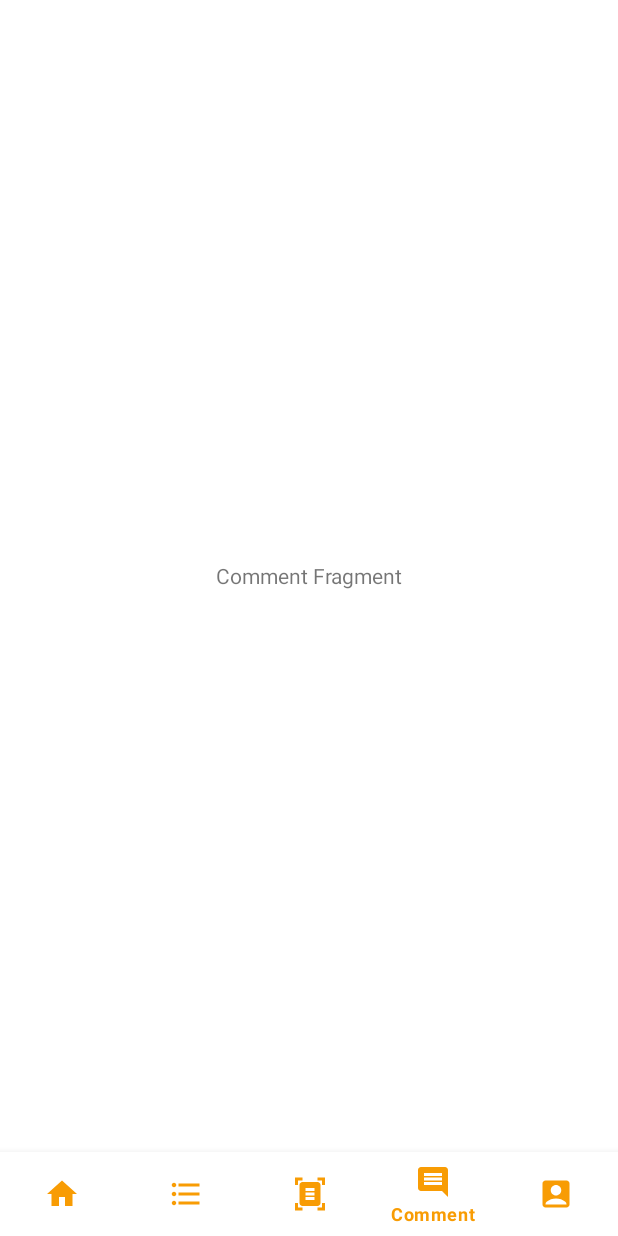
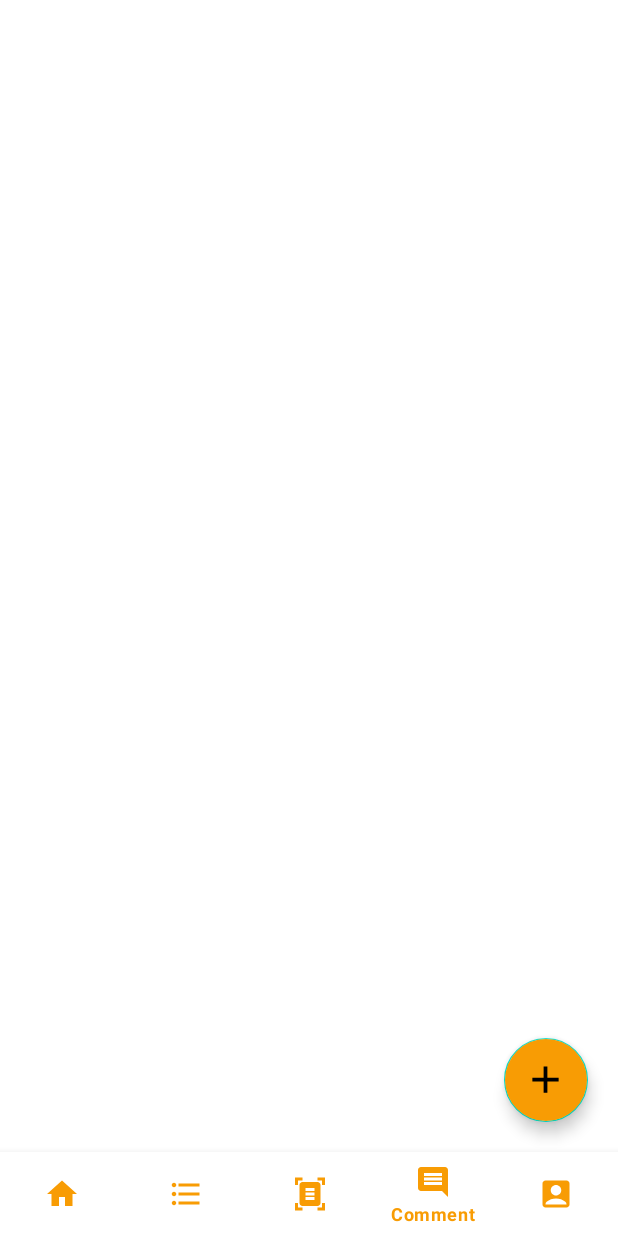
Before and after one commit to Deepraj99/Bhojnalya, an Android app: the screen it shows after launch once a user with an empty profile is signed in (MainActivity), item 4 of the bottom bar chosen, on a phone screen of 412 x 824 dp. Run offline under Robolectric (Android 15) with nearby library versions, the phone set to English and light mode, and no system bars; our stand-ins replace Firebase (no records; nobody signed in at launch, a user with empty details on screens opened directly).

Commit message:
uploaded comment on firebase

```diff
--- a/app/build.gradle
+++ b/app/build.gradle
@@ -40,6 +40,7 @@ dependencies {
     implementation 'com.google.android.material:material:1.7.0'
     implementation 'androidx.constraintlayout:constraintlayout:2.1.4'
     implementation 'com.google.firebase:firebase-auth:21.1.0'
+    implementation 'com.google.firebase:firebase-firestore:24.4.0'
     testImplementation 'junit:junit:4.13.2'
     androidTestImplementation 'androidx.test.ext:junit:1.1.3'
     androidTestImplementation 'androidx.test.espresso:espresso-core:3.4.0'
--- a/app/src/main/java/com/example/bhojnalya/CommentFragment.java
+++ b/app/src/main/java/com/example/bhojnalya/CommentFragment.java
@@ -1,5 +1,6 @@
 package com.example.bhojnalya;
 
+import android.content.Intent;
 import android.os.Bundle;
 
 import androidx.fragment.app.Fragment;
@@ -8,57 +9,19 @@ import android.view.LayoutInflater;
 import android.view.View;
 import android.view.ViewGroup;
 
-/**
- * A simple {@link Fragment} subclass.
- * Use the {@link CommentFragment#newInstance} factory method to
- * create an instance of this fragment.
- */
+import com.google.android.material.floatingactionbutton.FloatingActionButton;
+
 public class CommentFragment extends Fragment {
 
-    // TODO: Rename parameter arguments, choose names that match
-    // the fragment initialization parameters, e.g. ARG_ITEM_NUMBER
-    private static final String ARG_PARAM1 = "param1";
-    private static final String ARG_PARAM2 = "param2";
-
-    // TODO: Rename and change types of parameters
-    private String mParam1;
-    private String mParam2;
-
-    public CommentFragment() {
-        // Required empty public constructor
-    }
-
-    /**
-     * Use this factory method to create a new instance of
-     * this fragment using the provided parameters.
-     *
-     * @param param1 Parameter 1.
-     * @param param2 Parameter 2.
-     * @return A new instance of fragment CommentFragment.
-     */
-    // TODO: Rename and change types and number of parameters
-    public static CommentFragment newInstance(String param1, String param2) {
-        CommentFragment fragment = new CommentFragment();
-        Bundle args = new Bundle();
-        args.putString(ARG_PARAM1, param1);
-        args.putString(ARG_PARAM2, param2);
-        fragment.setArguments(args);
-        return fragment;
-    }
-
-    @Override
-    public void onCreate(Bundle savedInstanceState) {
-        super.onCreate(savedInstanceState);
-        if (getArguments() != null) {
-            mParam1 = getArguments().getString(ARG_PARAM1);
-            mParam2 = getArguments().getString(ARG_PARAM2);
-        }
-    }
+    FloatingActionButton addCommentBtn;
 
     @Override
     public View onCreateView(LayoutInflater inflater, ViewGroup container,
                              Bundle savedInstanceState) {
         // Inflate the layout for this fragment
-        return inflater.inflate(R.layout.fragment_comment, container, false);
+        View commentFragment = inflater.inflate(R.layout.fragment_comment, container, false);
+        addCommentBtn = commentFragment.findViewById(R.id.add_comment_btn);
+        addCommentBtn.setOnClickListener((v) -> startActivity(new Intent(getActivity(), CommentDetailsActivity.class)));
+        return commentFragment;
     }
 }
--- /dev/null
+++ b/app/src/main/res/drawable/ic_add.xml
@@ -0,0 +1,5 @@
+<vector android:height="24dp" android:tint="#000000"
+    android:viewportHeight="24" android:viewportWidth="24"
+    android:width="24dp" xmlns:android="http://schemas.android.com/apk/res/android">
+    <path android:fillColor="@android:color/white" android:pathData="M19,13h-6v6h-2v-6H5v-2h6V5h2v6h6v2z"/>
+</vector>
--- /dev/null
+++ b/app/src/main/res/drawable/ic_check.xml
@@ -0,0 +1,5 @@
+<vector android:height="24dp" android:tint="#000000"
+    android:viewportHeight="24" android:viewportWidth="24"
+    android:width="24dp" xmlns:android="http://schemas.android.com/apk/res/android">
+    <path android:fillColor="@android:color/white" android:pathData="M9,16.17L4.83,12l-1.42,1.41L9,19 21,7l-1.41,-1.41z"/>
+</vector>
--- a/app/src/main/res/layout/fragment_comment.xml
+++ b/app/src/main/res/layout/fragment_comment.xml
@@ -1,15 +1,21 @@
 <?xml version="1.0" encoding="utf-8"?>
-<FrameLayout xmlns:android="http://schemas.android.com/apk/res/android"
+<androidx.constraintlayout.widget.ConstraintLayout
+    xmlns:android="http://schemas.android.com/apk/res/android"
+    xmlns:app="http://schemas.android.com/apk/res-auto"
     xmlns:tools="http://schemas.android.com/tools"
     android:layout_width="match_parent"
     android:layout_height="match_parent"
     tools:context=".CommentFragment">
 
-    <!-- TODO: Update blank fragment layout -->
-    <TextView
-        android:layout_width="match_parent"
-        android:layout_height="match_parent"
-        android:gravity="center"
-        android:text="Comment Fragment" />
-
-</FrameLayout>
+    <com.google.android.material.floatingactionbutton.FloatingActionButton
+        android:id="@+id/add_comment_btn"
+        android:layout_width="wrap_content"
+        android:layout_height="wrap_content"
+        android:backgroundTint="@color/yellow"
+        android:layout_marginBottom="20dp"
+        android:layout_marginRight="20dp"
+        android:src="@drawable/ic_add"
+        app:maxImageSize="30dp"
+        app:layout_constraintBottom_toBottomOf="parent"
+        app:layout_constraintEnd_toEndOf="parent" />
+</androidx.constraintlayout.widget.ConstraintLayout>
```
Also changed, not shown: app/src/main/AndroidManifest.xml (+7 -0 lines), app/src/main/java/com/example/bhojnalya/Comment.java (added, +39 -0 lines), app/src/main/java/com/example/bhojnalya/CommentDetailsActivity.java (added, +58 -0 lines), app/src/main/java/com/example/bhojnalya/Utility.java (+10 -0 lines), app/src/main/res/layout/activity_comment_details.xml (added, +69 -0 lines).
